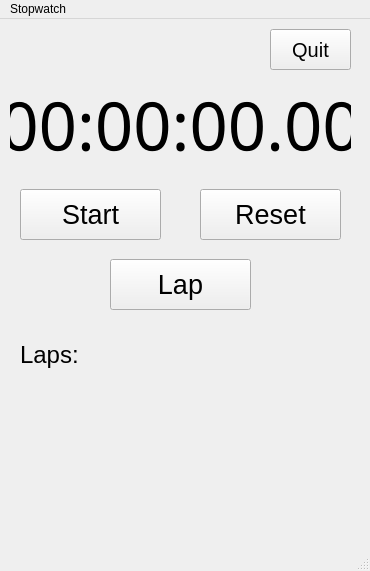
Qt form view.ui (marc-fayad/stopwatchProject) before a commit.
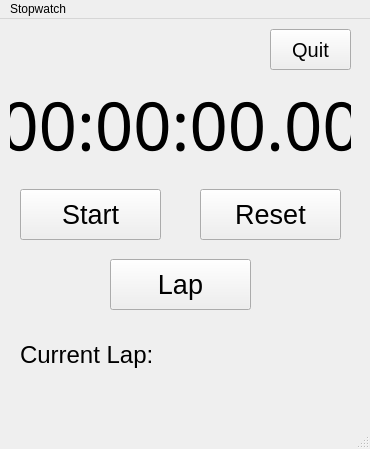
The same form after that commit.

Patch:
```diff
--- a/view.ui
+++ b/view.ui
@@ -7,19 +7,19 @@
     <x>0</x>
     <y>0</y>
     <width>370</width>
-    <height>571</height>
+    <height>449</height>
    </rect>
   </property>
   <property name="minimumSize">
    <size>
     <width>370</width>
-    <height>571</height>
+    <height>449</height>
    </size>
   </property>
   <property name="maximumSize">
    <size>
     <width>370</width>
-    <height>571</height>
+    <height>449</height>
    </size>
   </property>
   <property name="windowTitle">
@@ -102,42 +102,6 @@
      <string>Quit</string>
     </property>
    </widget>
-   <widget class="QLabel" name="lap3">
-    <property name="geometry">
-     <rect>
-      <x>20</x>
-      <y>440</y>
-      <width>321</width>
-      <height>31</height>
-     </rect>
-    </property>
-    <property name="font">
-     <font>
-      <pointsize>15</pointsize>
-     </font>
-    </property>
-    <property name="text">
-     <string/>
-    </property>
-   </widget>
-   <widget class="QLabel" name="lap4">
-    <property name="geometry">
-     <rect>
-      <x>20</x>
-      <y>480</y>
-      <width>321</width>
-      <height>31</height>
-     </rect>
-    </property>
-    <property name="font">
-     <font>
-      <pointsize>15</pointsize>
-     </font>
-    </property>
-    <property name="text">
-     <string/>
-    </property>
-   </widget>
    <widget class="QLabel" name="laps_label">
     <property name="geometry">
      <rect>
@@ -153,7 +117,7 @@
      </font>
     </property>
     <property name="text">
-     <string>Laps:</string>
+     <string>Current Lap:</string>
     </property>
    </widget>
    <widget class="QLabel" name="lap1">
@@ -174,24 +138,6 @@
      <string/>
     </property>
    </widget>
-   <widget class="QLabel" name="lap2">
-    <property name="geometry">
-     <rect>
-      <x>20</x>
-      <y>400</y>
-      <width>321</width>
-      <height>31</height>
-     </rect>
-    </property>
-    <property name="font">
-     <font>
-      <pointsize>15</pointsize>
-     </font>
-    </property>
-    <property name="text">
-     <string/>
-    </property>
-   </widget>
    <widget class="QPushButton" name="lap_button">
     <property name="geometry">
      <rect>
```
